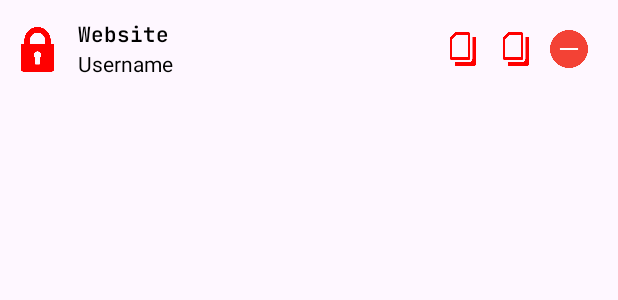
After one commit to mpuss37/kuncen_mobile, an Android app: the layout pass_item.xml on its own in the app's theme, with its tools: preview values and no code run, on a phone screen of 412 x 824 dp. The commit adds this screen. Shown: the top 300 px of the screen. Run offline under Robolectric (Android 15) with nearby library versions, the phone set to English and light mode, and no system bars.

```diff
--- a/app/src/main/AndroidManifest.xml
+++ b/app/src/main/AndroidManifest.xml
@@ -1,6 +1,6 @@
 <?xml version="1.0" encoding="utf-8"?>
 <manifest xmlns:android="http://schemas.android.com/apk/res/android"
-    xmlns:tools="http://schemas.android.com/tools">
+    xmlns:tools="http://schemas.android.com/tools" >
 
     <application
         android:allowBackup="true"
@@ -11,7 +11,7 @@
         android:roundIcon="@mipmap/ic_launcher_round"
         android:supportsRtl="true"
         android:theme="@style/Theme.Kuncen"
-        tools:targetApi="31">
+        tools:targetApi="31" >
         <activity
             android:name=".View.MenuManager"
             android:exported="false"
@@ -21,7 +21,7 @@
             android:name=".View.MainActivity"
             android:exported="true"
             android:screenOrientation="portrait"
-            android:windowSoftInputMode="adjustPan">
+            android:windowSoftInputMode="adjustPan" >
             <intent-filter>
                 <action android:name="android.intent.action.MAIN" />
 
--- a/app/src/main/java/com/example/kuncen/Adapter/DataPasswordAdapter.java
+++ b/app/src/main/java/com/example/kuncen/Adapter/DataPasswordAdapter.java
@@ -41,7 +41,7 @@ public class DataPasswordAdapter extends RecyclerView.Adapter<RecyclerView.ViewH
         public ViewHolder(@NonNull View itemView) {
             super(itemView);
             constraintLayoutItem = itemView.findViewById(R.id.clItem);
-            textViewIdData = itemView.findViewById(R.id.tv_id_data);
+            textViewIdData = itemView.findViewById(R.id.tvIdData);
             textViewWebsiteName = itemView.findViewById(R.id.tvNameWebsite);
             textViewUsername = itemView.findViewById(R.id.tvUsername);
             textViewPassword = itemView.findViewById(R.id.tvPassword);
@@ -54,7 +54,7 @@ public class DataPasswordAdapter extends RecyclerView.Adapter<RecyclerView.ViewH
     @NonNull
     @Override
     public RecyclerView.ViewHolder onCreateViewHolder(@NonNull ViewGroup parent, int viewType) {
-        View view = LayoutInflater.from(parent.getContext()).inflate(R.layout.password_item, parent, false);
+        View view = LayoutInflater.from(parent.getContext()).inflate(R.layout.pass_item, parent, false);
         return new ViewHolder(view);
     }
 
--- /dev/null
+++ b/app/src/main/java/com/example/kuncen/EncryptionKey/HashingKey.java
@@ -0,0 +1,4 @@
+package com.example.kuncen.EncryptionKey;
+
+public class HashingKey {
+}
--- /dev/null
+++ b/app/src/main/res/layout/pass_item.xml
@@ -0,0 +1,109 @@
+<?xml version="1.0" encoding="utf-8"?>
+<androidx.constraintlayout.widget.ConstraintLayout xmlns:android="http://schemas.android.com/apk/res/android"
+    xmlns:app="http://schemas.android.com/apk/res-auto"
+    xmlns:tools="http://schemas.android.com/tools"
+    android:id="@+id/clItem"
+    android:layout_width="match_parent"
+    android:layout_height="wrap_content"
+    android:padding="10dp"
+    app:layout_constraintEnd_toEndOf="parent"
+    app:layout_constraintStart_toStartOf="parent"
+    app:layout_constraintTop_toTopOf="parent"
+    tools:context=".PassItemActivity">
+
+    <TextView
+        android:id="@+id/tvNameWebsite"
+        android:layout_width="wrap_content"
+        android:layout_height="wrap_content"
+        android:layout_marginLeft="12dp"
+        android:text="Website"
+        android:textColor="#000000"
+        android:textStyle="bold"
+        app:layout_constraintBottom_toTopOf="@+id/tvUsername"
+        app:layout_constraintStart_toEndOf="@+id/imageView4"
+        app:layout_constraintTop_toTopOf="@+id/imageView4" />
+
+    <TextView
+        android:id="@+id/tvUsername"
+        android:layout_width="wrap_content"
+        android:layout_height="wrap_content"
+        android:layout_marginLeft="12dp"
+        android:fontFamily="sans-serif"
+        android:text="Username"
+        android:textAlignment="gravity"
+        android:textColor="#000000"
+        app:layout_constraintBottom_toBottomOf="@+id/imageView4"
+        app:layout_constraintStart_toEndOf="@+id/imageView4"
+        app:layout_constraintTop_toBottomOf="@+id/tvNameWebsite" />
+
+    <TextView
+        android:id="@+id/tvIdData"
+        android:layout_width="wrap_content"
+        android:layout_height="wrap_content"
+        android:layout_marginStart="16dp"
+        android:fontFamily="sans-serif"
+        android:text="tvIdData"
+        android:textColor="#000000"
+        android:visibility="gone"
+        app:layout_constraintStart_toEndOf="@+id/tvNameWebsite"
+        app:layout_constraintTop_toTopOf="parent" />
+
+    <TextView
+        android:id="@+id/tvPassword"
+        android:layout_width="wrap_content"
+        android:layout_height="wrap_content"
+        android:layout_marginStart="16dp"
+        android:fontFamily="sans-serif"
+        android:text="tvPassword"
+        android:textColor="#000000"
+        android:visibility="gone"
+        app:layout_constraintBottom_toBottomOf="parent"
+        app:layout_constraintStart_toEndOf="@+id/tvUsername" />
+
+    <ImageView
+        android:id="@+id/imageViewRemove"
+        android:layout_width="25dp"
+        android:layout_height="25dp"
+        android:layout_margin="10dp"
+        app:layout_constraintBottom_toBottomOf="parent"
+        app:layout_constraintEnd_toEndOf="parent"
+        app:layout_constraintTop_toTopOf="parent"
+        app:srcCompat="@drawable/remove" />
+
+    <ImageView
+        android:id="@+id/imageViewCopyPassword"
+        android:layout_width="25dp"
+        android:layout_height="25dp"
+        android:layout_margin="10dp"
+        android:layout_marginEnd="20dp"
+        android:tint="#FF0000"
+        app:layout_constraintBottom_toBottomOf="@+id/imageViewRemove"
+        app:layout_constraintEnd_toStartOf="@+id/imageViewRemove"
+        app:layout_constraintTop_toTopOf="@+id/imageViewRemove"
+        app:srcCompat="@drawable/copy"
+        tools:ignore="UseAppTint" />
+
+    <ImageView
+        android:id="@+id/imageViewCopyUsername"
+        android:layout_width="25dp"
+        android:layout_height="25dp"
+        android:layout_margin="10dp"
+        android:layout_marginEnd="20dp"
+        android:tint="#FF0000"
+        app:layout_constraintBottom_toBottomOf="@+id/imageViewCopyPassword"
+        app:layout_constraintEnd_toStartOf="@+id/imageViewCopyPassword"
+        app:layout_constraintTop_toTopOf="@+id/imageViewCopyPassword"
+        app:srcCompat="@drawable/copy"
+        tools:ignore="UseAppTint" />
+
+    <ImageView
+        android:id="@+id/imageView4"
+        android:layout_width="30dp"
+        android:layout_height="30dp"
+        app:layout_constraintBottom_toBottomOf="parent"
+        app:layout_constraintStart_toStartOf="parent"
+        app:layout_constraintTop_toTopOf="parent"
+        app:srcCompat="@drawable/lock"
+        app:tint="#FF0000" />
+
+</androidx.constraintlayout.widget.ConstraintLayout>
```
Also changed, not shown: app/src/main/java/com/example/kuncen/Handler/DataPasswordHandler.java (+18 -6 lines), app/src/main/java/com/example/kuncen/Handler/UserHandler.java (+16 -9 lines), app/src/main/java/com/example/kuncen/View/DatabasePass.java (+7 -1 lines), app/src/main/java/com/example/kuncen/View/MainActivity.java (+6 -2 lines), app/src/main/java/com/example/kuncen/View/MenuManager.java (+12 -4 lines), app/src/main/res/layout/password_item.xml (+17 -17 lines), app/src/main/res/layout/subcription_menu.xml (added, +107 -0 lines).
